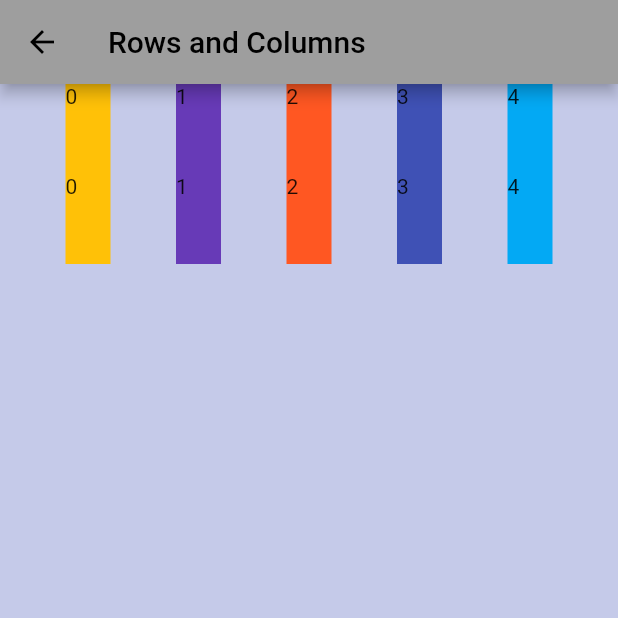
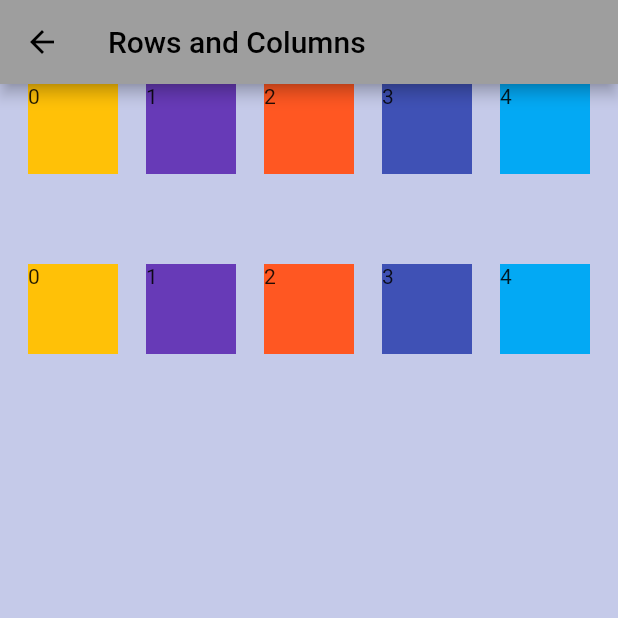
Before and after one commit to konradbachusz/learning_flutter, a Flutter app: the SquaresScreen screen opened directly, on a phone screen of 412 x 824 dp, the top half of it. Run offline on Flutter 3.47's test engine with Material 2 defaults, Android fonts, the phone set to English and light mode, and no system bars; our stand-ins replace shared_preferences; accounts and stored records are empty.

Commit message:
Squares update

```diff
--- a/flutter_application_1/lib/screens/squares_screen.dart
+++ b/flutter_application_1/lib/screens/squares_screen.dart
@@ -36,6 +36,12 @@ class Home extends StatelessWidget {
             children: createSquares(5),
           ),
           Row(
+              verticalDirection: VerticalDirection.down,
+              // textDirection: TextDirection.rtl,
+              mainAxisAlignment: MainAxisAlignment.spaceEvenly,
+              crossAxisAlignment: CrossAxisAlignment.start,
+              children: [Container(width: 60, height: 60)]),
+          Row(
             verticalDirection: VerticalDirection.down,
             // textDirection: TextDirection.rtl,
             mainAxisAlignment: MainAxisAlignment.spaceEvenly,
@@ -62,7 +68,7 @@ class Home extends StatelessWidget {
           // flex: i,
           child: Container(
               color: colors[i],
-              width: 30,
+              width: 60,
               height: 60,
               child: Text(i.toString())));
       i++;
```
